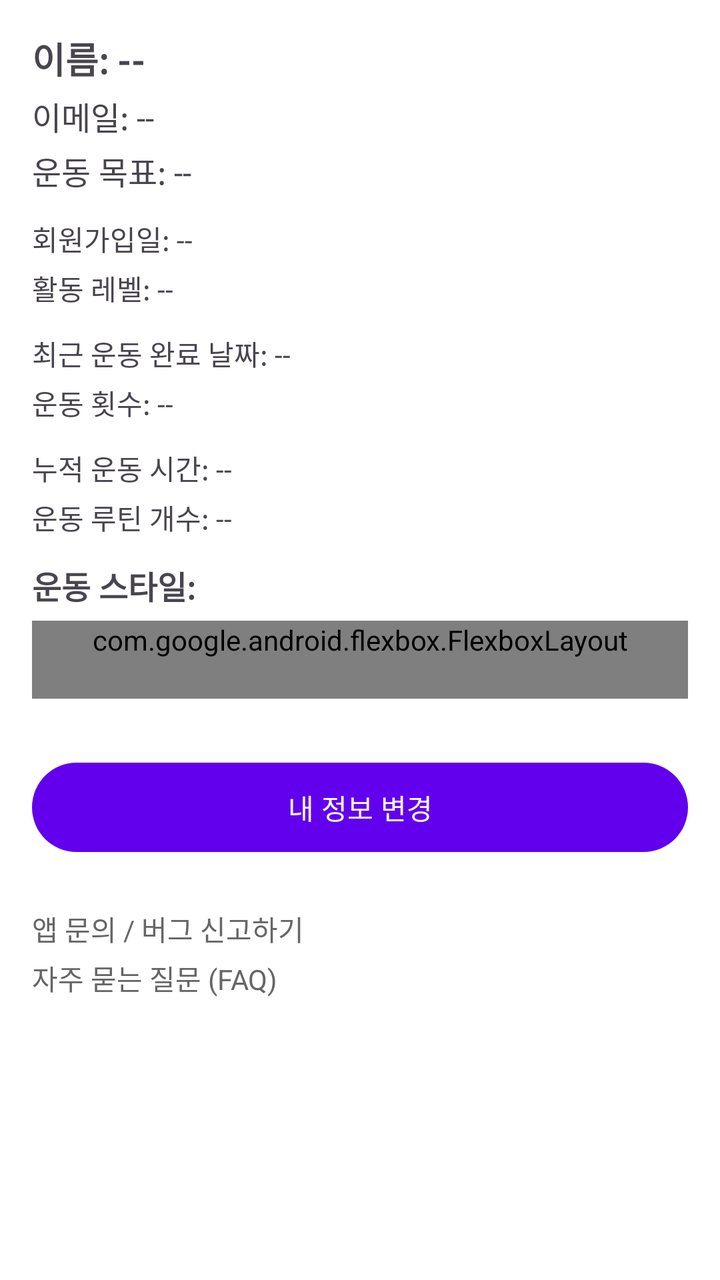
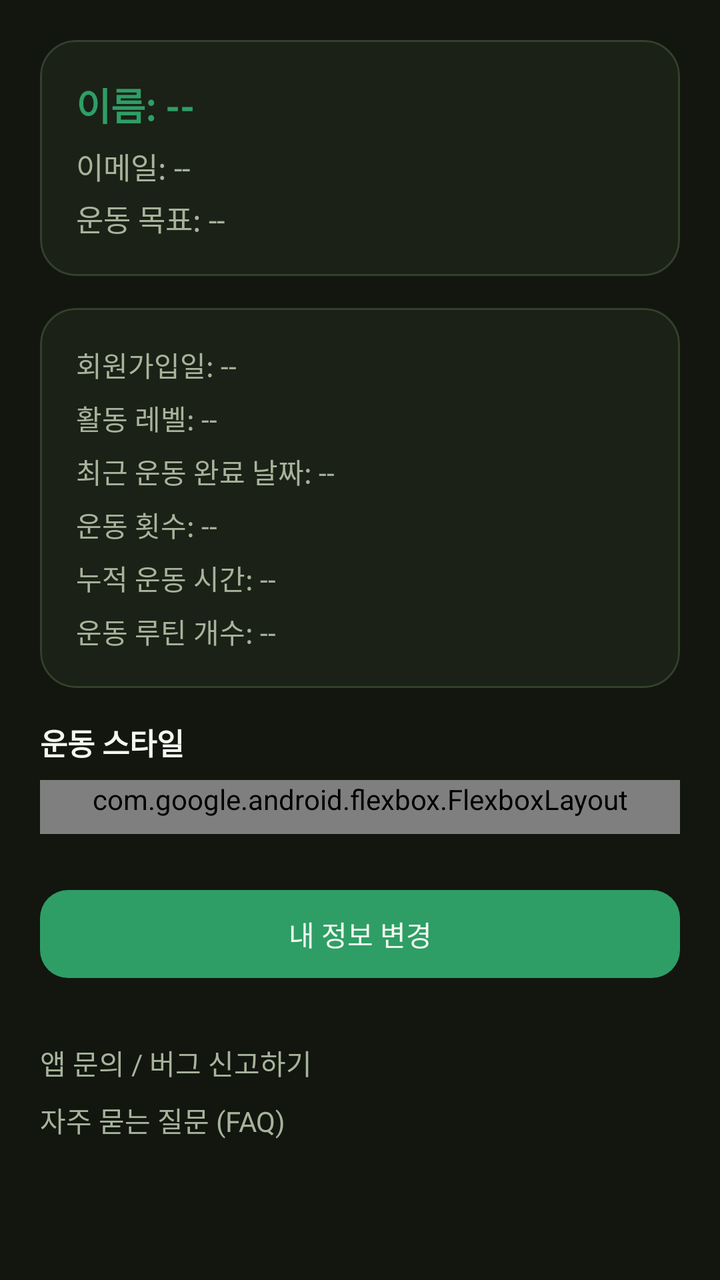

An Android layout rendered at two revisions. The XML below is the earlier revision; the diff shows what the commit changed to produce the second picture.
<!-- AndroidManifest.xml: application theme Theme.SmartBulk -->
<!-- res/layout/activity_my_page.xml -->
<?xml version="1.0" encoding="utf-8"?>
<ScrollView
    xmlns:android="http://schemas.android.com/apk/res/android"
    xmlns:app="http://schemas.android.com/apk/res-auto"
    android:layout_width="match_parent"
    android:layout_height="match_parent"
    android:padding="16dp">

    <LinearLayout
        android:layout_width="match_parent"
        android:layout_height="wrap_content"
        android:orientation="vertical">

        
        <TextView
            android:id="@+id/tvName"
            android:layout_width="wrap_content"
            android:layout_height="wrap_content"
            android:text="이름: --"
            android:textSize="18sp"
            android:textStyle="bold"
            android:paddingBottom="4dp" />

        <TextView
            android:id="@+id/tvEmail"
            android:layout_width="wrap_content"
            android:layout_height="wrap_content"
            android:text="이메일: --"
            android:textSize="16sp"
            android:paddingBottom="4dp" />

        <TextView
            android:id="@+id/tvGoal"
            android:layout_width="wrap_content"
            android:layout_height="wrap_content"
            android:text="운동 목표: --"
            android:textSize="16sp"
            android:paddingBottom="12dp" />

        
        <TextView
            android:id="@+id/tvSignupDate"
            android:layout_width="wrap_content"
            android:layout_height="wrap_content"
            android:text="회원가입일: --"
            android:textSize="14sp"
            android:paddingBottom="4dp" />

        <TextView
            android:id="@+id/tvActivityLevel"
            android:layout_width="wrap_content"
            android:layout_height="wrap_content"
            android:text="활동 레벨: --"
            android:textSize="14sp"
            android:paddingBottom="12dp" />

        
        <TextView
            android:id="@+id/tvRecentWorkoutDate"
            android:layout_width="wrap_content"
            android:layout_height="wrap_content"
            android:text="최근 운동 완료 날짜: --"
            android:textSize="14sp"
            android:paddingBottom="4dp" />

        <TextView
            android:id="@+id/tvWorkoutCount"
            android:layout_width="wrap_content"
            android:layout_height="wrap_content"
            android:text="운동 횟수: --"
            android:textSize="14sp"
            android:paddingBottom="12dp" />

        
        <TextView
            android:id="@+id/tvTotalWorkoutTime"
            android:layout_width="wrap_content"
            android:layout_height="wrap_content"
            android:text="누적 운동 시간: --"
            android:textSize="14sp"
            android:paddingBottom="4dp" />

        <TextView
            android:id="@+id/tvRoutineCount"
            android:layout_width="wrap_content"
            android:layout_height="wrap_content"
            android:text="운동 루틴 개수: --"
            android:textSize="14sp"
            android:paddingBottom="12dp" />

        
        <TextView
            android:layout_width="wrap_content"
            android:layout_height="wrap_content"
            android:text="운동 스타일:"
            android:textSize="16sp"
            android:textStyle="bold"
            android:paddingBottom="6dp" />

        <com.google.android.flexbox.FlexboxLayout
            android:id="@+id/layoutTags"
            android:layout_width="match_parent"
            android:layout_height="wrap_content"
            android:paddingBottom="20dp"
            android:layout_marginBottom="20dp"
            app:flexWrap="wrap"
            app:justifyContent="flex_start" />

        
        <Button
            android:id="@+id/btnEditProfile"
            android:layout_width="match_parent"
            android:layout_height="wrap_content"
            android:text="내 정보 변경"
            android:padding="12dp"
            android:layout_marginTop="8dp" />

        
        <TextView
            android:id="@+id/tvAppInquiry"
            android:layout_width="wrap_content"
            android:layout_height="wrap_content"
            android:text="앱 문의 / 버그 신고하기"
            android:textColor="#666666"
            android:textSize="14sp"
            android:paddingTop="24dp"
            android:paddingBottom="4dp" />

        <TextView
            android:id="@+id/tvFAQ"
            android:layout_width="wrap_content"
            android:layout_height="wrap_content"
            android:text="자주 묻는 질문 (FAQ)"
            android:textColor="#666666"
            android:textSize="14sp" />

    </LinearLayout>
</ScrollView>
<!-- resources referenced by this layout -->
<resources>
  <style name="Theme.SmartBulk" parent="Theme.Material3.DayNight.NoActionBar">
          
          <item name="colorPrimary">@color/purple_500</item>
          <item name="colorOnPrimary">@color/white</item>
  
          
          <item name="colorSecondary">@color/purple_700</item>
          <item name="colorOnSecondary">@color/white</item>
  
          
          <item name="android:windowBackground">@android:color/white</item>
  
          
          <item name="android:statusBarColor">@android:color/white</item>
          <item name="android:windowLightStatusBar">true</item>
          <item name="android:navigationBarColor">@android:color/white</item>
          <item name="android:windowLightNavigationBar">true</item>
  
          
          <item name="toolbarStyle">@style/SmartBulk.Toolbar</item>
      </style>
  <color name="purple_500">#FF6200EE</color>
  <color name="white">#FFFFFFFF</color>
  <color name="purple_700">#FF3700B3</color>
  <style name="SmartBulk.Toolbar" parent="Widget.Material3.Toolbar">
          <item name="titleTextColor">@color/white</item>
          <item name="android:background">?attr/colorPrimary</item>
      </style>
</resources>

<!-- the commit's change to res/layout/activity_my_page.xml (unified diff, before → after) -->
@@ -4,7 +4,8 @@
     xmlns:app="http://schemas.android.com/apk/res-auto"
     android:layout_width="match_parent"
     android:layout_height="match_parent"
-    android:padding="16dp">
+    android:background="@color/bg_base"
+    android:padding="20dp">
 
     <LinearLayout
         android:layout_width="match_parent"
@@ -12,108 +13,142 @@
         android:orientation="vertical">
 
         
-        <TextView
-            android:id="@+id/tvName"
-            android:layout_width="wrap_content"
+        <com.google.android.material.card.MaterialCardView
+            style="@style/SmartBulk.Card"
+            android:layout_width="match_parent"
             android:layout_height="wrap_content"
-            android:text="이름: --"
-            android:textSize="18sp"
-            android:textStyle="bold"
-            android:paddingBottom="4dp" />
+            android:layout_marginBottom="16dp">
 
-        <TextView
-            android:id="@+id/tvEmail"
-            android:layout_width="wrap_content"
-            android:layout_height="wrap_content"
-            android:text="이메일: --"
-            android:textSize="16sp"
-            android:paddingBottom="4dp" />
+            <LinearLayout
+                android:layout_width="match_parent"
+                android:layout_height="wrap_content"
+                android:orientation="vertical"
+                android:padding="18dp">
 
-        <TextView
-            android:id="@+id/tvGoal"
-            android:layout_width="wrap_content"
-            android:layout_height="wrap_content"
-            android:text="운동 목표: --"
-            android:textSize="16sp"
-            android:paddingBottom="12dp" />
+                <TextView
+                    android:id="@+id/tvName"
+                    android:layout_width="wrap_content"
+                    android:layout_height="wrap_content"
+                    android:text="이름: --"
+                    android:textSize="19sp"
+                    android:textStyle="bold"
+                    android:textColor="@color/accent"
+                    android:paddingBottom="6dp" />
+
+                <TextView
+                    android:id="@+id/tvEmail"
+                    android:layout_width="wrap_content"
+                    android:layout_height="wrap_content"
+                    android:text="이메일: --"
+                    android:textSize="15sp"
+                    android:textColor="@color/text_secondary"
+                    android:paddingBottom="4dp" />
+
+                <TextView
+                    android:id="@+id/tvGoal"
+                    android:layout_width="wrap_content"
+                    android:layout_height="wrap_content"
+                    android:text="운동 목표: --"
+                    android:textSize="15sp"
+                    android:textColor="@color/text_secondary" />
+            </LinearLayout>
+        </com.google.android.material.card.MaterialCardView>
 
         
-        <TextView
-            android:id="@+id/tvSignupDate"
-            android:layout_width="wrap_content"
+        <com.google.android.material.card.MaterialCardView
+            style="@style/SmartBulk.Card"
+            android:layout_width="match_parent"
             android:layout_height="wrap_content"
-            android:text="회원가입일: --"
-            android:textSize="14sp"
-            android:paddingBottom="4dp" />
+            android:layout_marginBottom="16dp">
 
-        <TextView
-            android:id="@+id/tvActivityLevel"
-            android:layout_width="wrap_content"
-            android:layout_height="wrap_content"
-            android:text="활동 레벨: --"
-            android:textSize="14sp"
-            android:paddingBottom="12dp" />
+            <LinearLayout
+                android:layout_width="match_parent"
+                android:layout_height="wrap_content"
+                android:orientation="vertical"
+                android:padding="18dp">
 
-        
-        <TextView
-            android:id="@+id/tvRecentWorkoutDate"
-            android:layout_width="wrap_content"
-            android:layout_height="wrap_content"
-            android:text="최근 운동 완료 날짜: --"
-            android:textSize="14sp"
-            android:paddingBottom="4dp" />
+                <TextView
+                    android:id="@+id/tvSignupDate"
+                    android:layout_width="wrap_content"
+                    android:layout_height="wrap_content"
+                    android:text="회원가입일: --"
+                    android:textSize="14sp"
+                    android:textColor="@color/text_secondary"
+                    android:paddingBottom="6dp" />
 
-        <TextView
-            android:id="@+id/tvWorkoutCount"
-            android:layout_width="wrap_content"
-            android:layout_height="wrap_content"
-            android:text="운동 횟수: --"
-            android:textSize="14sp"
-            android:paddingBottom="12dp" />
+                <TextView
+                    android:id="@+id/tvActivityLevel"
+                    android:layout_width="wrap_content"
+                    android:layout_height="wrap_content"
+                    android:text="활동 레벨: --"
+                    android:textSize="14sp"
+                    android:textColor="@color/text_secondary"
+                    android:paddingBottom="6dp" />
 
-        
-        <TextView
-            android:id="@+id/tvTotalWorkoutTime"
-            android:layout_width="wrap_content"
-            android:layout_height="wrap_content"
-            android:text="누적 운동 시간: --"
-            android:textSize="14sp"
-            android:paddingBottom="4dp" />
+                <TextView
+                    android:id="@+id/tvRecentWorkoutDate"
+                    android:layout_width="wrap_content"
+                    android:layout_height="wrap_content"
+                    android:text="최근 운동 완료 날짜: --"
+                    android:textSize="14sp"
+                    android:textColor="@color/text_secondary"
+                    android:paddingBottom="6dp" />
 
-        <TextView
-            android:id="@+id/tvRoutineCount"
-            android:layout_width="wrap_content"
-            android:layout_height="wrap_content"
-            android:text="운동 루틴 개수: --"
-            android:textSize="14sp"
-            android:paddingBottom="12dp" />
+                <TextView
+                    android:id="@+id/tvWorkoutCount"
+                    android:layout_width="wrap_content"
+                    android:layout_height="wrap_content"
+                    android:text="운동 횟수: --"
+                    android:textSize="14sp"
+                    android:textColor="@color/text_secondary"
+                    android:paddingBottom="6dp" />
+
+                <TextView
+                    android:id="@+id/tvTotalWorkoutTime"
+                    android:layout_width="wrap_content"
+                    android:layout_height="wrap_content"
+                    android:text="누적 운동 시간: --"
+                    android:textSize="14sp"
+                    android:textColor="@color/text_secondary"
+                    android:paddingBottom="6dp" />
+
+                <TextView
+                    android:id="@+id/tvRoutineCount"
+                    android:layout_width="wrap_content"
+                    android:layout_height="wrap_content"
+                    android:text="운동 루틴 개수: --"
+                    android:textSize="14sp"
+                    android:textColor="@color/text_secondary" />
+            </LinearLayout>
+        </com.google.android.material.card.MaterialCardView>
 
         
         <TextView
             android:layout_width="wrap_content"
             android:layout_height="wrap_content"
-            android:text="운동 스타일:"
-            android:textSize="16sp"
+            android:text="운동 스타일"
+            android:textSize="15sp"
             android:textStyle="bold"
-            android:paddingBottom="6dp" />
+            android:textColor="@color/text_primary"
+            android:paddingBottom="8dp" />
 
         <com.google.android.flexbox.FlexboxLayout
             android:id="@+id/layoutTags"
             android:layout_width="match_parent"
             android:layout_height="wrap_content"
-            android:paddingBottom="20dp"
+            android:paddingBottom="8dp"
             android:layout_marginBottom="20dp"
             app:flexWrap="wrap"
             app:justifyContent="flex_start" />
 
         
-        <Button
+        <com.google.android.material.button.MaterialButton
             android:id="@+id/btnEditProfile"
+            style="@style/SmartBulk.Button"
             android:layout_width="match_parent"
-            android:layout_height="wrap_content"
+            android:layout_height="52dp"
             android:text="내 정보 변경"
-            android:padding="12dp"
-            android:layout_marginTop="8dp" />
+            android:layout_marginTop="4dp" />
 
         
         <TextView
@@ -121,17 +156,17 @@
             android:layout_width="wrap_content"
             android:layout_height="wrap_content"
             android:text="앱 문의 / 버그 신고하기"
-            android:textColor="#666666"
+            android:textColor="@color/text_secondary"
             android:textSize="14sp"
-            android:paddingTop="24dp"
-            android:paddingBottom="4dp" />
+            android:paddingTop="28dp"
+            android:paddingBottom="8dp" />
 
         <TextView
             android:id="@+id/tvFAQ"
             android:layout_width="wrap_content"
             android:layout_height="wrap_content"
             android:text="자주 묻는 질문 (FAQ)"
-            android:textColor="#666666"
+            android:textColor="@color/text_secondary"
             android:textSize="14sp" />
 
     </LinearLayout>
<!-- resource entries referenced after the edit -->
@@ -1,32 +1,88 @@
 <!-- resources referenced by this layout -->
 <resources>
-  <style name="Theme.SmartBulk" parent="Theme.Material3.DayNight.NoActionBar">
+  <color name="accent">#2E9E66</color>
+  <color name="bg_base">#12160F</color>
+  <color name="text_primary">#F3F7EE</color>
+  <color name="text_secondary">#A7B39B</color>
+  <style name="SmartBulk.Button" parent="Widget.Material3.Button">
+          <item name="backgroundTint">@color/accent</item>
+          <item name="android:textColor">@color/on_accent</item>
+          <item name="cornerRadius">14dp</item>
+          <item name="android:textAllCaps">false</item>
+          <item name="android:letterSpacing">0</item>
+      </style>
+  <style name="SmartBulk.Card" parent="Widget.Material3.CardView.Elevated">
+          <item name="cardBackgroundColor">@color/bg_surface</item>
+          <item name="cardCornerRadius">18dp</item>
+          <item name="cardElevation">0dp</item>
+          <item name="strokeColor">@color/stroke_subtle</item>
+          <item name="strokeWidth">1dp</item>
+      </style>
+  <style name="Theme.SmartBulk" parent="Theme.Material3.Dark.NoActionBar">
           
-          <item name="colorPrimary">@color/purple_500</item>
-          <item name="colorOnPrimary">@color/white</item>
+          <item name="colorPrimary">@color/accent</item>
+          <item name="colorOnPrimary">@color/on_accent</item>
+          <item name="colorPrimaryContainer">@color/accent_muted</item>
+          <item name="colorOnPrimaryContainer">@color/accent</item>
   
           
-          <item name="colorSecondary">@color/purple_700</item>
-          <item name="colorOnSecondary">@color/white</item>
+          <item name="colorSecondary">@color/accent_dark</item>
+          <item name="colorOnSecondary">@color/on_accent</item>
   
           
-          <item name="android:windowBackground">@android:color/white</item>
+          <item name="android:colorBackground">@color/bg_base</item>
+          <item name="colorSurface">@color/bg_surface</item>
+          <item name="colorOnSurface">@color/text_primary</item>
+          <item name="colorOnSurfaceVariant">@color/text_secondary</item>
+          <item name="colorOutline">@color/stroke_subtle</item>
+  
+          <item name="android:textColorPrimary">@color/text_primary</item>
+          <item name="android:textColorSecondary">@color/text_secondary</item>
+          <item name="android:textColorHint">@color/text_secondary</item>
   
           
-          <item name="android:statusBarColor">@android:color/white</item>
-          <item name="android:windowLightStatusBar">true</item>
-          <item name="android:navigationBarColor">@android:color/white</item>
-          <item name="android:windowLightNavigationBar">true</item>
+          <item name="android:statusBarColor">@color/bg_base</item>
+          <item name="android:windowLightStatusBar">false</item>
+          <item name="android:navigationBarColor">@color/bg_base</item>
+          <item name="android:windowLightNavigationBar" tools:targetApi="o_mr1">false</item>
   
-          
           <item name="toolbarStyle">@style/SmartBulk.Toolbar</item>
+          <item name="materialButtonStyle">@style/SmartBulk.Button</item>
+          <item name="textInputStyle">@style/SmartBulk.TextInputLayout</item>
+          <item name="materialAlertDialogTheme">@style/SmartBulk.AlertDialog</item>
       </style>
-  <color name="purple_500">#FF6200EE</color>
-  <color name="white">#FFFFFFFF</color>
-  <color name="purple_700">#FF3700B3</color>
+  <color name="on_accent">#F3F7EE</color>
+  <color name="bg_surface">#1B2117</color>
+  <color name="stroke_subtle">#33402B</color>
+  <color name="accent_muted">#1E3226</color>
+  <color name="accent_dark">#227A4F</color>
   <style name="SmartBulk.Toolbar" parent="Widget.Material3.Toolbar">
-          <item name="titleTextColor">@color/white</item>
-          <item name="android:background">?attr/colorPrimary</item>
+          <item name="titleTextColor">@color/text_primary</item>
+          <item name="android:background">@color/bg_base</item>
+          <item name="android:elevation">0dp</item>
+      </style>
+  <style name="SmartBulk.TextInputLayout" parent="Widget.Material3.TextInputLayout.OutlinedBox">
+          <item name="boxStrokeColor">@color/accent</item>
+          <item name="hintTextColor">@color/accent</item>
+          <item name="android:textColorHint">@color/text_secondary</item>
+          <item name="boxStrokeWidth">1dp</item>
+          <item name="boxCornerRadiusTopStart">14dp</item>
+          <item name="boxCornerRadiusTopEnd">14dp</item>
+          <item name="boxCornerRadiusBottomStart">14dp</item>
+          <item name="boxCornerRadiusBottomEnd">14dp</item>
+      </style>
+  <style name="SmartBulk.AlertDialog" parent="ThemeOverlay.Material3.MaterialAlertDialog">
+          <item name="colorSurface">@color/bg_surface</item>
+          <item name="colorOnSurface">@color/text_primary</item>
+          <item name="colorPrimary">@color/accent</item>
+          <item name="materialAlertDialogTitleTextStyle">@style/SmartBulk.AlertDialog.Title</item>
+          <item name="shapeAppearanceOverlay">@style/SmartBulk.AlertDialog.Shape</item>
+      </style>
+  <style name="SmartBulk.AlertDialog.Title" parent="MaterialAlertDialog.Material3.Title.Text">
+          <item name="android:textColor">@color/accent</item>
+      </style>
+  <style name="SmartBulk.AlertDialog.Shape" parent="">
+          <item name="cornerSize">18dp</item>
       </style>
 </resources>
 
